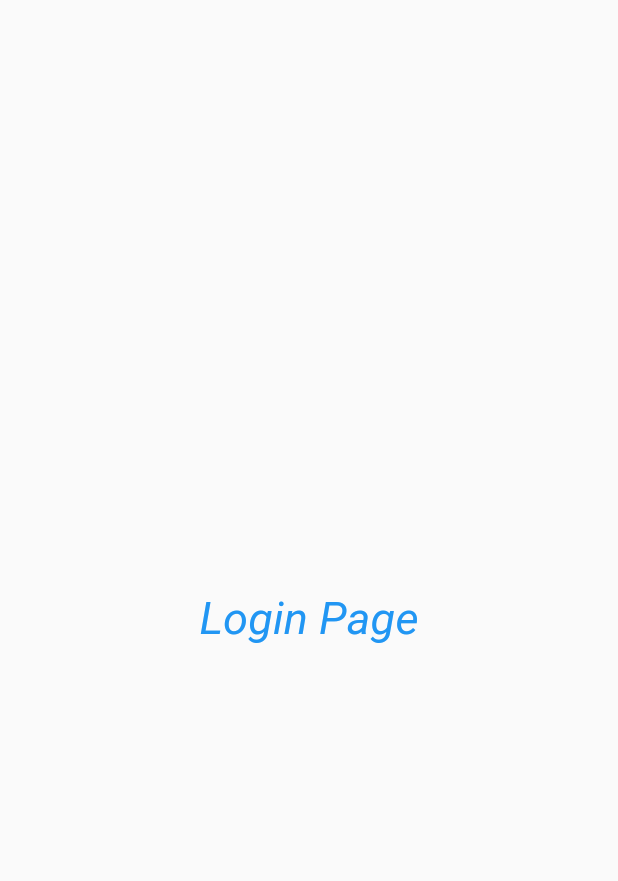
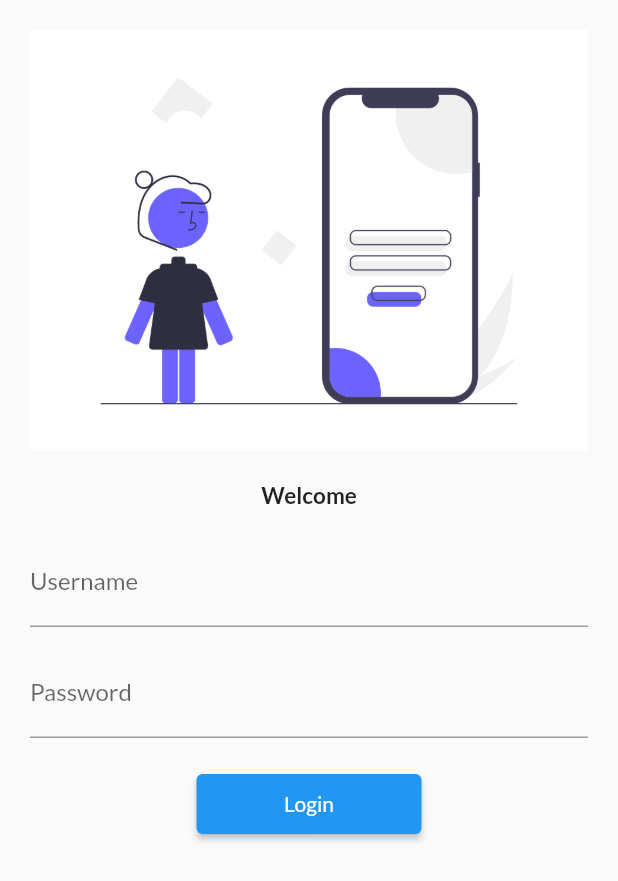
Before and after one commit to Antrimo/30DaysOfFlutter, a Flutter app: the screen it shows after launch, on a phone screen of 412 x 824 dp. Shown: the top 881 px of the screen. Run offline on Flutter 3.47's test engine with Material 2 defaults, Android fonts, the phone set to English and light mode, and no system bars; our stand-ins replace google_fonts.

Commit message:
day3 completed

```diff
--- a/lib/main.dart
+++ b/lib/main.dart
@@ -1,6 +1,7 @@
 import 'package:app/pages/homepage.dart';
 import 'package:app/pages/loginpage.dart';
 import 'package:flutter/material.dart';
+import 'package:google_fonts/google_fonts.dart';
 
 void main() {
   runApp(const MyApp());
@@ -13,9 +14,12 @@ class MyApp extends StatelessWidget {
   Widget build(BuildContext context) {
     return MaterialApp(
         debugShowCheckedModeBanner: false,
-        themeMode: ThemeMode.dark,
+        themeMode: ThemeMode.light,
         darkTheme: ThemeData(
-          brightness: Brightness.dark,
+          brightness: Brightness.light,
+        ),
+        theme: ThemeData(
+          fontFamily: GoogleFonts.lato().fontFamily,
         ),
         initialRoute: "/login",
         routes: {
--- a/lib/pages/homepage.dart
+++ b/lib/pages/homepage.dart
@@ -5,7 +5,7 @@ class Homepage extends StatelessWidget {
 
   @override
   Widget build(BuildContext context) {
-    int days = 2;
+    int days = 3;
     String name = 'Kartikey';
     var one = 'Demo';
     return Scaffold(
--- a/lib/pages/loginpage.dart
+++ b/lib/pages/loginpage.dart
@@ -5,18 +5,54 @@ class Loginpage extends StatelessWidget {
 
   @override
   Widget build(BuildContext context) {
-    return const MaterialApp(
-        debugShowCheckedModeBanner: false,
-        home: Scaffold(
-          body: Center(
-            child: Text(
-              'Login Page',
-              style: TextStyle(
-                  color: Colors.blue,
-                  fontSize: 30,
-                  fontStyle: FontStyle.italic),
-            ),
+    return Scaffold(
+      body: SingleChildScrollView(
+        child: Padding(
+          padding: const EdgeInsets.all(20.0),
+          child: Column(
+            mainAxisAlignment: MainAxisAlignment.center,
+            children: [
+              Image.asset(
+                "assets/images/login_image.png",
+                fit: BoxFit.scaleDown,
+              ),
+              const SizedBox(height: 20),
+              const Text(
+                "Welcome",
+                style: TextStyle(
+                  fontSize: 15,
+                  fontWeight: FontWeight.bold,
+                ),
+              ),
+              const SizedBox(height: 20),
+              TextFormField(
+                decoration: const InputDecoration(
+                  hintText: "Enter Username",
+                  labelText: "Username",
+                ),
+              ),
+              const SizedBox(height: 15),
+              TextFormField(
+                obscureText: true,
+                decoration: const InputDecoration(
+                  hintText: "Enter Password",
+                  labelText: "Password",
+                ),
+              ),
+              const SizedBox(height: 20),
+              ElevatedButton(
+                onPressed: () {
+                  Navigator.pushNamed(context, "/home");
+                },
+                style: ElevatedButton.styleFrom(
+                  minimumSize: const Size(150, 40),
+                ),
+                child: const Text("Login"),
+              ),
+            ],
           ),
-        ));
+        ),
+      ),
+    );
   }
 }
--- a/pubspec.yaml
+++ b/pubspec.yaml
@@ -35,6 +35,7 @@ dependencies:
   # The following adds the Cupertino Icons font to your application.
   # Use with the CupertinoIcons class for iOS style icons.
   cupertino_icons: ^1.0.2
+  google_fonts: ^6.1.0
 
 dev_dependencies:
   flutter_test:
@@ -59,9 +60,8 @@ flutter:
   uses-material-design: true
 
   # To add assets to your application, add an assets section, like this:
-  # assets:
-  #   - images/a_dot_burr.jpeg
-  #   - images/a_dot_ham.jpeg
+  assets:
+    - assets/images/
 
   # An image asset can refer to one or more resolution-specific "variants", see
   # https://flutter.dev/assets-and-images/#resolution-aware
```
Also changed, not shown: assets/images/login_image.png (added), pubspec.lock, 1 other file.
